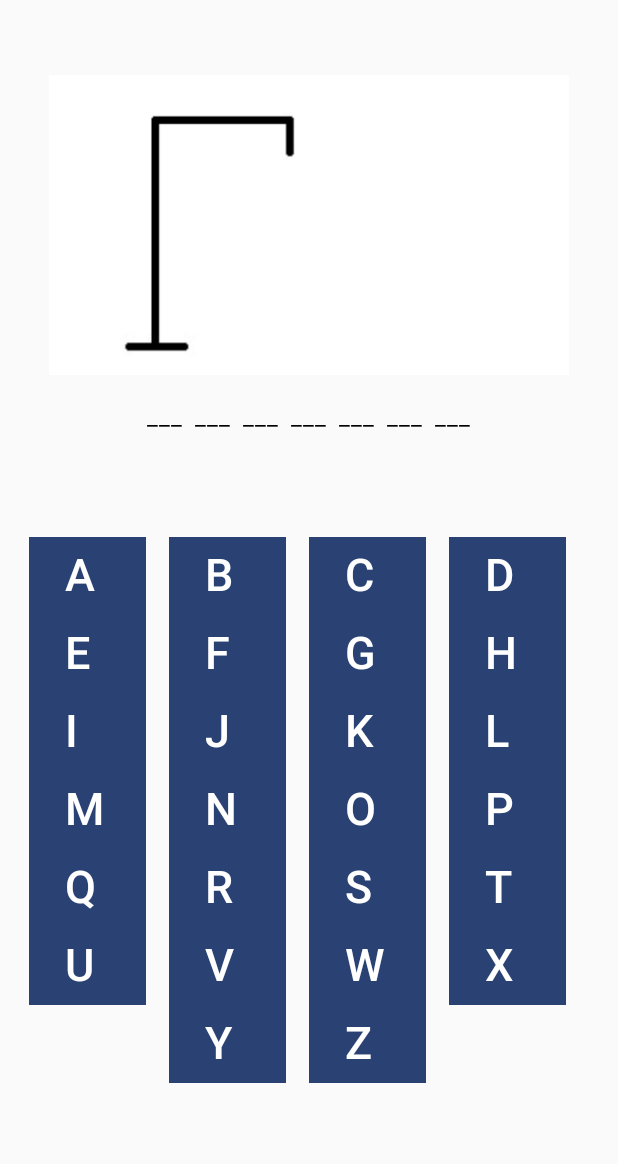
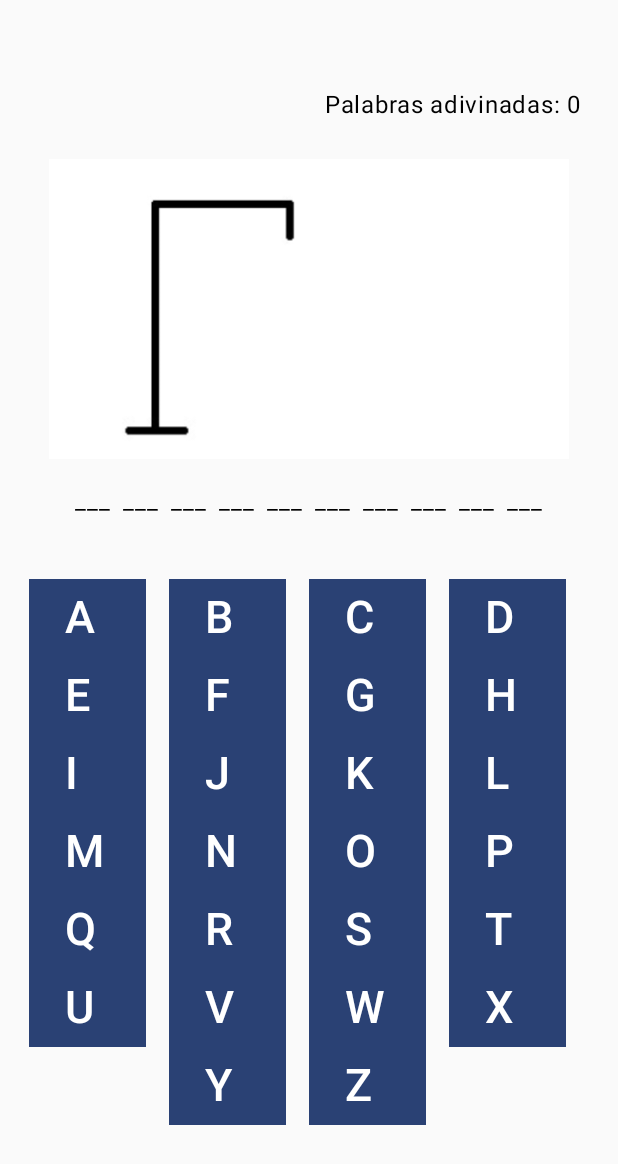
Before and after one commit to Hook03cdl/ahorcado_juego, an Android app built with Jetpack Compose: the screen it shows after launch (MainActivity), on a phone screen of 412 x 824 dp. Shown: the top 1164 px of the screen. Run offline under Robolectric (Android 15) with nearby library versions, the phone set to English and light mode, and no system bars.

Commit message:
contador de palabras adivinadas, y mas palabras agregadas

```diff
--- a/app/src/main/java/com/game/ahorcado/MainActivity.kt
+++ b/app/src/main/java/com/game/ahorcado/MainActivity.kt
@@ -40,7 +40,24 @@ class MainActivity : ComponentActivity() {
     private val words = listOf(
         "android",
         "jetpack",
-        "compose"
+        "componer",
+        "kotlin",
+        "desarrollo",
+        "estudio",
+        "aplicacion",
+        "variable",
+        "funcion",
+        "interfaz",
+        "arquitectura",
+        "actividad",
+        "fragmento",
+        "programacion",
+        "empanada",
+        "telefono",
+        "navegacion",
+        "repositorio",
+        "framework",
+        "lenguaje"
     )
     private val alphabet = ('A'..'Z').toList()
 
@@ -48,19 +65,17 @@ class MainActivity : ComponentActivity() {
         super.onCreate(savedInstanceState)
         setContent {
             AhorcadoTheme {
-                var word by remember {
-                    mutableStateOf(
-                        words.random().uppercase().toCharArray().toList()
-                    )
-                }
+                var word by remember { mutableStateOf(words.random().uppercase().toCharArray().toList()) }
                 var guessedLetters by remember { mutableStateOf(mutableStateListOf<Char>()) }
                 var attempts by remember { mutableStateOf(0) }
+                var wordsGuessed by remember { mutableStateOf(0) }  // Estado para contar las palabras adivinadas
 
                 AhorcadoScreen(
                     word = word,
                     alphabet = alphabet,
                     guessedLetters = guessedLetters,
                     attempts = attempts,
+                    wordsGuessed = wordsGuessed,
                     onLetterClick = { letter ->
                         if (letter in word) {
                             if (letter !in guessedLetters) {
@@ -71,6 +86,9 @@ class MainActivity : ComponentActivity() {
                         }
                     },
                     onResetGame = {
+                        if (word.all { it in guessedLetters }) {
+                            wordsGuessed++  // Incrementa el conteo si se adivinó la palabra
+                        }
                         word = words.random().uppercase().toCharArray().toList()
                         guessedLetters = mutableStateListOf()
                         attempts = 0
@@ -88,6 +106,7 @@ fun AhorcadoScreen(
     alphabet: List<Char>,
     guessedLetters: List<Char>,
     attempts: Int,
+    wordsGuessed: Int,  // Agrega el parámetro para las palabras adivinadas
     onLetterClick: (Char) -> Unit,
     onResetGame: () -> Unit
 ) {
@@ -99,11 +118,22 @@ fun AhorcadoScreen(
 
     val gameWon = word.all { it in guessedLetters }
     val gameLost = attempts > 2
-    var letters=mutableListOf<Char>()
 
     Column(
         modifier = Modifier.padding(16.dp, vertical = 50.dp),
     ) {
+        Row(
+            modifier = Modifier
+                .fillMaxWidth()
+                .padding(8.dp),
+            horizontalArrangement = Arrangement.SpaceBetween
+        ) {
+            // Espacio vacío para la alineación
+            Spacer(modifier = Modifier.width(1.dp))
+            // Conteo de palabras adivinadas
+            Text(text = "Palabras adivinadas: $wordsGuessed")
+        }
+        Spacer(modifier = Modifier.height(16.dp))
         Image(
             painter = painterResource(id = imageResource), contentDescription = null,
             modifier = Modifier
@@ -143,16 +173,13 @@ fun AhorcadoScreen(
                 verticalArrangement = Arrangement.Center
             ) {
                 alphabet.chunked(7).forEach { rowLetters ->
-
                     rowLetters.forEach { letter ->
-
                         Button(
                             onClick = { onLetterClick(letter) },
                             enabled = letter !in guessedLetters,
                             shape = RoundedCornerShape(0)
                         ) {
-                            Text(text = "$letter", fontSize = 30.sp,modifier = Modifier.width(30.dp))
-
+                            Text(text = "$letter", fontSize = 30.sp, modifier = Modifier.width(30.dp))
                         }
                         Spacer(modifier = Modifier.width(15.dp))
                     }
```
